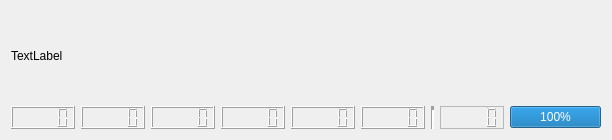
First picture: the form in src/ui/uas/UASSkyeBatteryPackWidget.ui, repository skye-git/qgroundcontrol-old, before the edit.
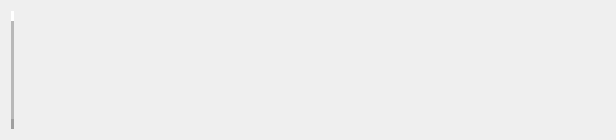
Second picture: the form after the edit.

Commit message: Update voltage visualization

The edit to the form file:
```diff
--- a/src/ui/uas/UASSkyeBatteryPackWidget.ui
+++ b/src/ui/uas/UASSkyeBatteryPackWidget.ui
@@ -6,60 +6,29 @@
    <rect>
     <x>0</x>
     <y>0</y>
-    <width>445</width>
+    <width>616</width>
     <height>140</height>
    </rect>
   </property>
   <property name="windowTitle">
    <string>Form</string>
   </property>
-  <layout class="QHBoxLayout" name="horizontalLayout">
-   <item>
-    <layout class="QVBoxLayout" name="verticalLayout">
-     <item>
-      <widget class="QLabel" name="labelBatteryPack">
-       <property name="text">
-        <string>TextLabel</string>
-       </property>
-      </widget>
-     </item>
-     <item>
-      <layout class="QHBoxLayout" name="horizontalLayoutBatteries">
-       <item>
-        <widget class="QLCDNumber" name="lcdNumberVoltage1">
-         <property name="smallDecimalPoint">
-          <bool>false</bool>
-         </property>
-         <property name="segmentStyle">
-          <enum>QLCDNumber::Filled</enum>
-         </property>
-         <property name="intValue" stdset="0">
-          <number>0</number>
-         </property>
-        </widget>
-       </item>
-       <item>
-        <widget class="QLCDNumber" name="lcdNumberVoltage2">
-         <property name="smallDecimalPoint">
-          <bool>false</bool>
-         </property>
-        </widget>
-       </item>
-       <item>
-        <widget class="QLCDNumber" name="lcdNumberVoltage3"/>
-       </item>
-       <item>
-        <widget class="QLCDNumber" name="lcdNumberVoltage4"/>
-       </item>
-       <item>
-        <widget class="QLCDNumber" name="lcdNumberVoltage5"/>
-       </item>
-       <item>
-        <widget class="QLCDNumber" name="lcdNumberVoltage6"/>
-       </item>
-       <item>
+  <layout class="QGridLayout" name="gridLayout">
+   <item row="0" column="0">
+    <layout class="QHBoxLayout" name="horizontalLayoutLeft"/>
+   </item>
+   <item row="0" column="2">
+    <layout class="QHBoxLayout" name="horizontalLayoutRight"/>
+   </item>
+   <item row="0" column="1">
         <widget class="Line" name="line">
+     <property name="frameShadow">
+      <enum>QFrame::Raised</enum>
+     </property>
          <property name="lineWidth">
+      <number>10</number>
+     </property>
+     <property name="midLineWidth">
           <number>4</number>
          </property>
          <property name="orientation">
@@ -67,26 +36,18 @@
          </property>
         </widget>
        </item>
-       <item>
-        <widget class="QLCDNumber" name="lcdNumberCurrent">
-         <property name="frameShape">
-          <enum>QFrame::StyledPanel</enum>
-         </property>
-        </widget>
-       </item>
-       <item>
-        <widget class="QProgressBar" name="progressBarRemaining">
-         <property name="value">
-          <number>100</number>
-         </property>
+   <item row="0" column="3">
+    <spacer name="horizontalSpacer">
          <property name="orientation">
           <enum>Qt::Horizontal</enum>
          </property>
-        </widget>
-       </item>
-      </layout>
-     </item>
-    </layout>
+     <property name="sizeHint" stdset="0">
+      <size>
+       <width>40</width>
+       <height>20</height>
+      </size>
+     </property>
+    </spacer>
    </item>
   </layout>
  </widget>
```
Lines whose indentation alone changed are shown as unchanged. The commit also changes 3 other files.
